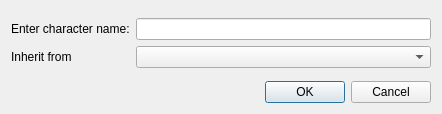
Qt form src/mapledailytracker/characterdialog.ui (BryceCallender/OldMapleTracker) before a commit.
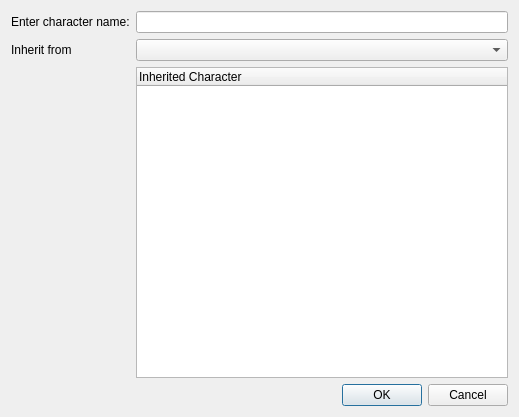
The same form after that commit.

Commit message: clone character specific selection

The edit to the form file:
```diff
--- a/src/mapledailytracker/characterdialog.ui
+++ b/src/mapledailytracker/characterdialog.ui
@@ -6,8 +6,8 @@
    <rect>
     <x>0</x>
     <y>0</y>
-    <width>442</width>
-    <height>114</height>
+    <width>519</width>
+    <height>417</height>
    </rect>
   </property>
   <property name="windowTitle">
@@ -16,6 +16,9 @@
   <layout class="QVBoxLayout" name="verticalLayout">
    <item>
     <layout class="QFormLayout" name="formLayout">
+     <property name="fieldGrowthPolicy">
+      <enum>QFormLayout::ExpandingFieldsGrow</enum>
+     </property>
      <property name="formAlignment">
       <set>Qt::AlignCenter</set>
      </property>
@@ -29,9 +32,6 @@
      <item row="0" column="1">
       <widget class="QLineEdit" name="lineEdit"/>
      </item>
-     <item row="1" column="1">
-      <widget class="QComboBox" name="charactersBox"/>
-     </item>
      <item row="1" column="0">
       <widget class="QLabel" name="inherit">
        <property name="text">
@@ -39,6 +39,28 @@
        </property>
       </widget>
      </item>
+     <item row="1" column="1">
+      <widget class="QComboBox" name="charactersBox">
+       <property name="sizePolicy">
+        <sizepolicy hsizetype="Expanding" vsizetype="Fixed">
+         <horstretch>0</horstretch>
+         <verstretch>0</verstretch>
+        </sizepolicy>
+       </property>
+      </widget>
+     </item>
+     <item row="2" column="1">
+      <widget class="QTreeWidget" name="treeWidget">
+       <property name="animated">
+        <bool>true</bool>
+       </property>
+       <column>
+        <property name="text">
+         <string>Inherited Character</string>
+        </property>
+       </column>
+      </widget>
+     </item>
     </layout>
    </item>
    <item>
```
The commit also changes 13 other files.
